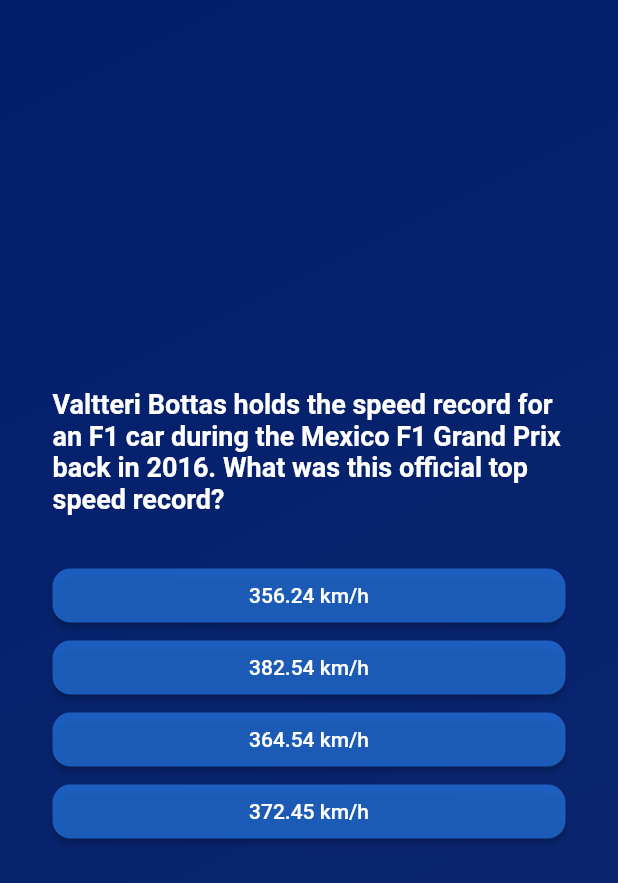
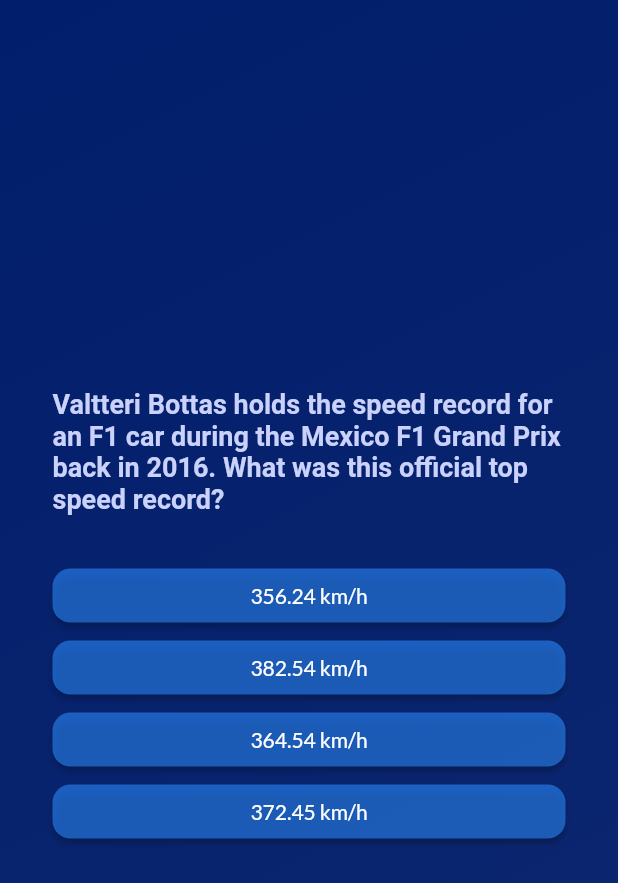
Before and after one commit to Vsjee/flutter_quizz, a Flutter app: the screen it shows after launch, after a tap on "Start", on a phone screen of 412 x 824 dp. Shown: the top 883 px of the screen. Run offline on Flutter 3.47's test engine with Material 2 defaults, Android fonts, the phone set to English and light mode, and no system bars; our stand-ins replace google_fonts.

Commit message:
use google fonts

```diff
--- a/lib/ui/answer_button.dart
+++ b/lib/ui/answer_button.dart
@@ -1,4 +1,5 @@
 import 'package:flutter/material.dart';
+import 'package:google_fonts/google_fonts.dart';
 
 class AnswerButton extends StatelessWidget {
   const AnswerButton(this.text, this.onTap, {super.key});
@@ -16,7 +17,11 @@ class AnswerButton extends StatelessWidget {
           shape:
               RoundedRectangleBorder(borderRadius: BorderRadius.circular(12)),
           padding: const EdgeInsets.symmetric(vertical: 8, horizontal: 28)),
-      child: Text(text, textAlign: TextAlign.center),
+      child: Text(
+        text,
+        textAlign: TextAlign.center,
+        style: GoogleFonts.lato(),
+      ),
     );
   }
 }
--- a/lib/widgets/home_entry.dart
+++ b/lib/widgets/home_entry.dart
@@ -1,4 +1,5 @@
 import 'package:flutter/material.dart';
+import 'package:google_fonts/google_fonts.dart';
 
 class Home extends StatelessWidget {
   const Home(this.startQuiz, {super.key});
@@ -18,9 +19,9 @@ class Home extends StatelessWidget {
         const SizedBox(
           height: 40,
         ),
-        const Text(
+        Text(
           'Formula 1 Quizz',
-          style: TextStyle(fontSize: 20, color: Colors.white),
+          style: GoogleFonts.roboto(fontSize: 20, color: Colors.white),
         ),
         const SizedBox(
           height: 20,
--- a/lib/widgets/questions_screen.dart
+++ b/lib/widgets/questions_screen.dart
@@ -1,4 +1,5 @@
 import 'package:flutter/material.dart';
+import 'package:google_fonts/google_fonts.dart';
 
 import 'package:quizz_app/data/questions.dart';
 
@@ -34,8 +35,8 @@ class _QuestionScreenState extends State<QuestionScreen> {
         children: [
           Text(
             currQuestion.questions,
-            style: const TextStyle(
-              color: Colors.white,
+            style: GoogleFonts.roboto(
+              color: const Color.fromARGB(255, 202, 210, 251),
               fontWeight: FontWeight.bold,
               fontSize: 18,
             ),
```
